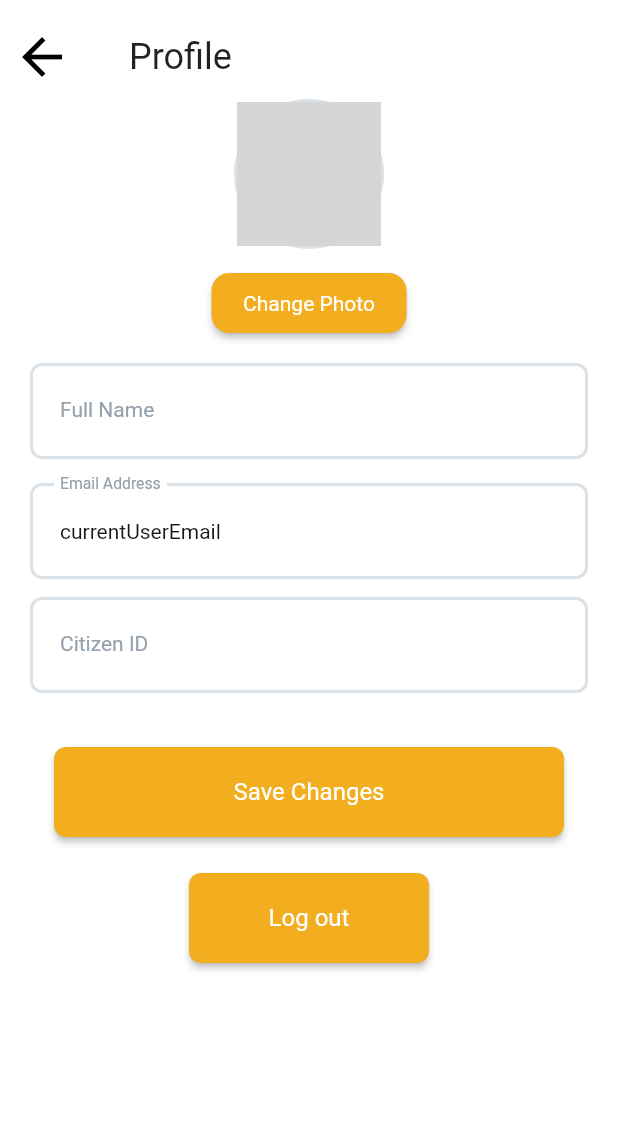
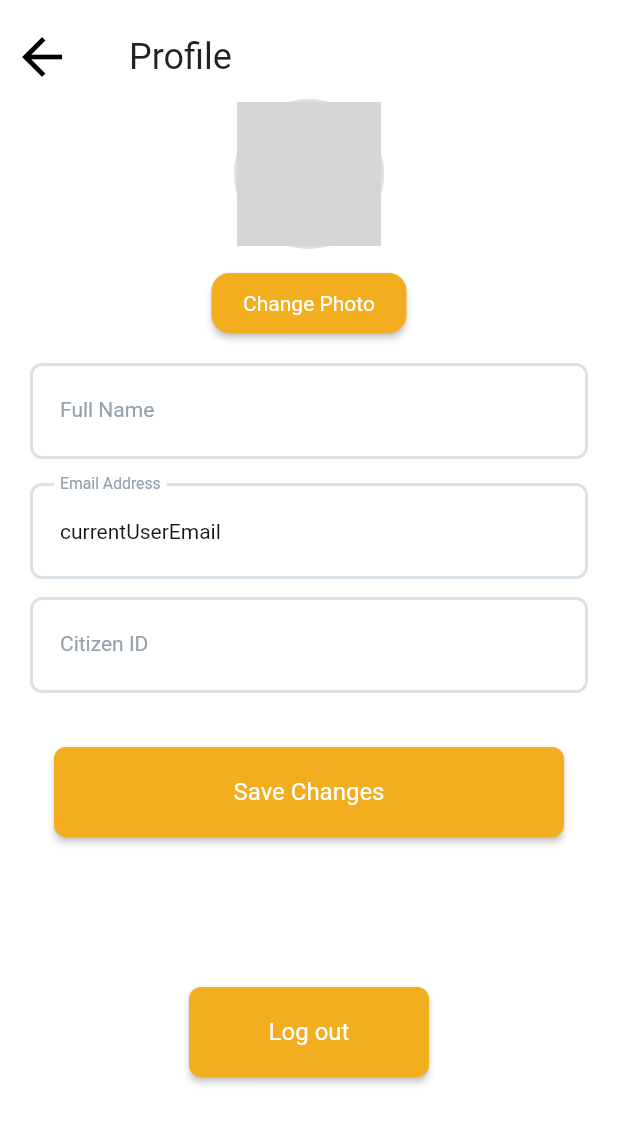
Before and after one commit to flukec/find-prisoner-job, a Flutter app: the ProfileWidget screen opened directly, on a phone screen of 412 x 824 dp. Shown: the top 1124 px of the screen. Run offline on Flutter 3.47's test engine with Material 2 defaults, Android fonts, the phone set to English and light mode, and no system bars; our stand-ins replace google_fonts; Roboto replaces fonts that are missing (Poppins); grey boxes are pictures that could not be loaded.

```diff
--- a/lib/profile.dart
+++ b/lib/profile.dart
@@ -282,7 +282,7 @@ class _ProfileWidgetState extends State<ProfileWidget> {
             Align(
               alignment: AlignmentDirectional(0, 0.05),
               child: Padding(
-                padding: EdgeInsetsDirectional.fromSTEB(0, 24, 0, 0),
+                padding: EdgeInsetsDirectional.fromSTEB(0, 100, 0, 0),
                 child: ElevatedButton(
                   onPressed: () async {
                     await Navigator.push(
```
